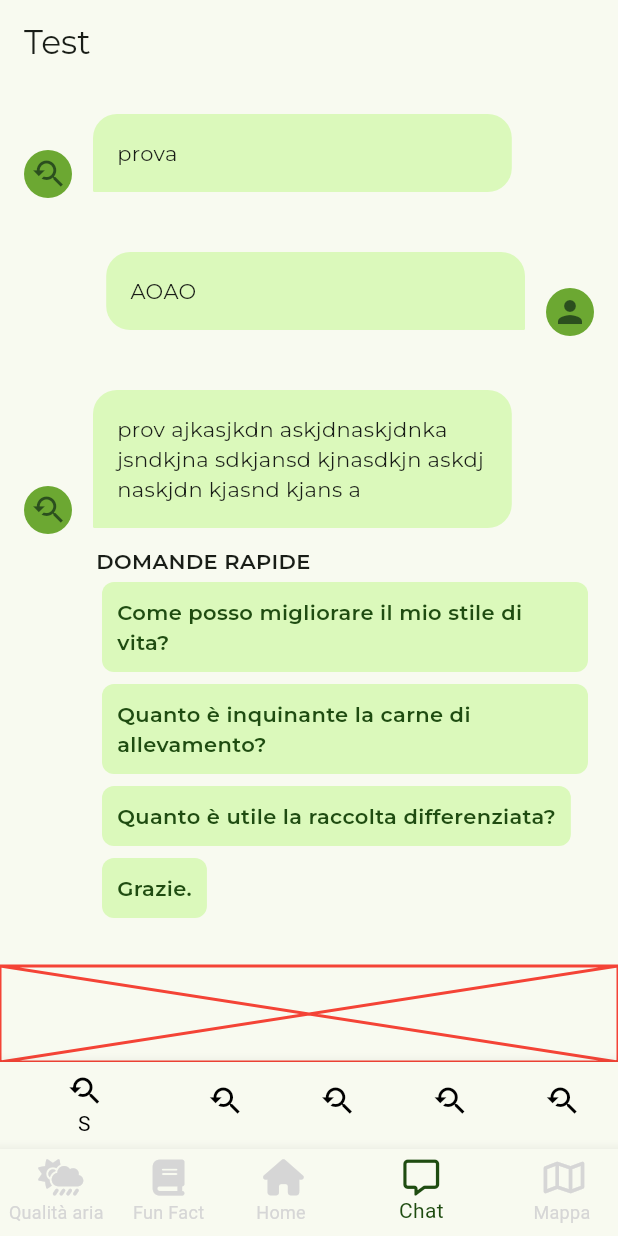
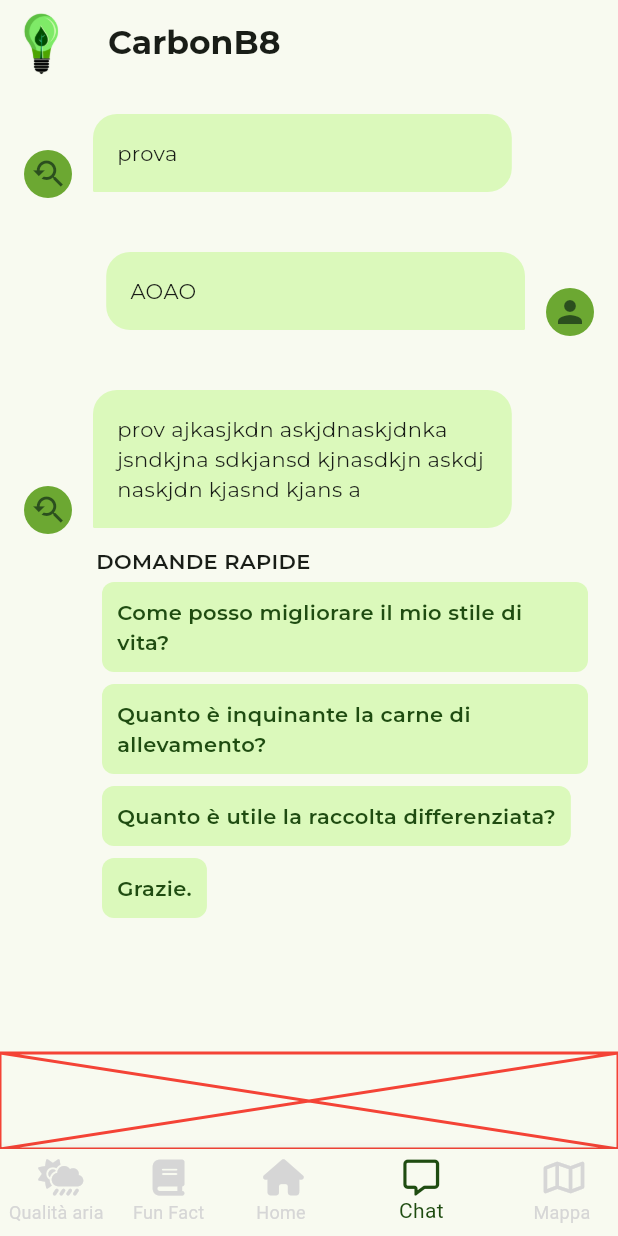
Before and after one commit to veetaw/CarbonSense-IUM, a Flutter app: the screen it shows after launch, item 4 of the bottom bar chosen, on a phone screen of 412 x 824 dp. Run offline on Flutter 3.47's test engine with Material 2 defaults, Android fonts, the phone set to English and light mode, and no system bars; our stand-ins replace font_awesome_flutter, google_fonts.

Commit message:
Add appbar everywhere

```diff
--- /dev/null
+++ b/lib/components/custom_app_bar.dart
@@ -0,0 +1,28 @@
+import 'package:flutter/material.dart';
+import 'package:google_fonts/google_fonts.dart';
+
+class CustomAppBar extends StatelessWidget implements PreferredSizeWidget {
+  final String? title;
+
+  const CustomAppBar({
+    super.key,
+    this.title,
+  });
+
+  @override
+  Widget build(BuildContext context) {
+    return AppBar(
+      centerTitle: false,
+      leading: Image.asset("assets/logo.png"),
+      title: Text(
+        title ?? "CarbonSense",
+        style: GoogleFonts.montserrat(
+          fontWeight: FontWeight.bold,
+        ),
+      ),
+    );
+  }
+
+  @override
+  Size get preferredSize => AppBar().preferredSize;
+}
--- a/lib/screens/airquality.dart
+++ b/lib/screens/airquality.dart
@@ -1,3 +1,4 @@
+import 'package:carbonsense/components/custom_app_bar.dart';
 import 'package:flutter/material.dart';
 
 class AirQuality extends StatelessWidget {
@@ -5,6 +6,9 @@ class AirQuality extends StatelessWidget {
 
   @override
   Widget build(BuildContext context) {
-    return const Placeholder();
+    return const Scaffold(
+      appBar: CustomAppBar(),
+      body: Placeholder(),
+    );
   }
 }
--- a/lib/screens/chat.dart
+++ b/lib/screens/chat.dart
@@ -1,6 +1,6 @@
 import 'package:carbonsense/components/chat_bubble.dart';
+import 'package:carbonsense/components/custom_app_bar.dart';
 import 'package:flutter/material.dart';
-import 'package:google_fonts/google_fonts.dart';
 
 class Chat extends StatelessWidget {
   const Chat({super.key});
@@ -8,39 +8,8 @@ class Chat extends StatelessWidget {
   @override
   Widget build(BuildContext context) {
     return Scaffold(
-      bottomNavigationBar: BottomNavigationBar(
-        unselectedItemColor: Colors.black,
-        selectedItemColor: Colors.black,
-        items: const [
-          BottomNavigationBarItem(
-              icon: Icon(
-                Icons.youtube_searched_for,
-              ),
-              label: "S"),
-          BottomNavigationBarItem(
-              icon: Icon(
-                Icons.youtube_searched_for,
-              ),
-              label: "S"),
-          BottomNavigationBarItem(
-              icon: Icon(
-                Icons.youtube_searched_for,
-              ),
-              label: "S"),
-          BottomNavigationBarItem(
-              icon: Icon(
-                Icons.youtube_searched_for,
-              ),
-              label: "S"),
-          BottomNavigationBarItem(
-              icon: Icon(
-                Icons.youtube_searched_for,
-              ),
-              label: "S"),
-        ],
-      ),
-      appBar: AppBar(
-        title: Text("Test", style: GoogleFonts.montserrat()),
+      appBar: const CustomAppBar(
+        title: "CarbonB8",
       ),
       body: Column(
         children: [
--- a/lib/screens/funfact.dart
+++ b/lib/screens/funfact.dart
@@ -1,3 +1,4 @@
+import 'package:carbonsense/components/custom_app_bar.dart';
 import 'package:carbonsense/constants/fun_facts.dart';
 import 'package:carbonsense/extensions/random_item_list.dart';
 import 'package:carbonsense/theme/constants/colors.dart';
@@ -18,9 +19,7 @@ class _FunFactState extends State<FunFact> {
   @override
   Widget build(BuildContext context) {
     return Scaffold(
-      appBar: AppBar(
-        title: Text("Test", style: GoogleFonts.montserrat()),
-      ),
+      appBar: const CustomAppBar(),
       body: Center(
         child: Container(
           padding: const EdgeInsets.all(16),
--- a/lib/screens/homepage.dart
+++ b/lib/screens/homepage.dart
@@ -1,3 +1,4 @@
+import 'package:carbonsense/components/custom_app_bar.dart';
 import 'package:carbonsense/models/carbon_footprint.dart';
 import 'package:carbonsense/theme/constants/colors.dart';
 import 'package:flutter/material.dart';
@@ -17,15 +18,8 @@ class Homepage extends StatelessWidget {
   @override
   Widget build(BuildContext context) {
     return Scaffold(
-      appBar: AppBar(
-        centerTitle: false,
-        leading: Image.asset("assets/logo.png"),
-        title: Text(
-          "La tua impronta",
-          style: GoogleFonts.montserrat(
-            fontWeight: FontWeight.bold,
-          ),
-        ),
+      appBar: const CustomAppBar(
+        title: "La tua impronta",
       ),
       body: Column(
         crossAxisAlignment: CrossAxisAlignment.center,
--- a/lib/screens/sharing.dart
+++ b/lib/screens/sharing.dart
@@ -1,3 +1,4 @@
+import 'package:carbonsense/components/custom_app_bar.dart';
 import 'package:flutter/material.dart';
 
 class Sharing extends StatelessWidget {
@@ -5,6 +6,9 @@ class Sharing extends StatelessWidget {
 
   @override
   Widget build(BuildContext context) {
-    return const Placeholder();
+    return const Scaffold(
+      appBar: CustomAppBar(),
+      body: Placeholder(),
+    );
   }
 }
```
